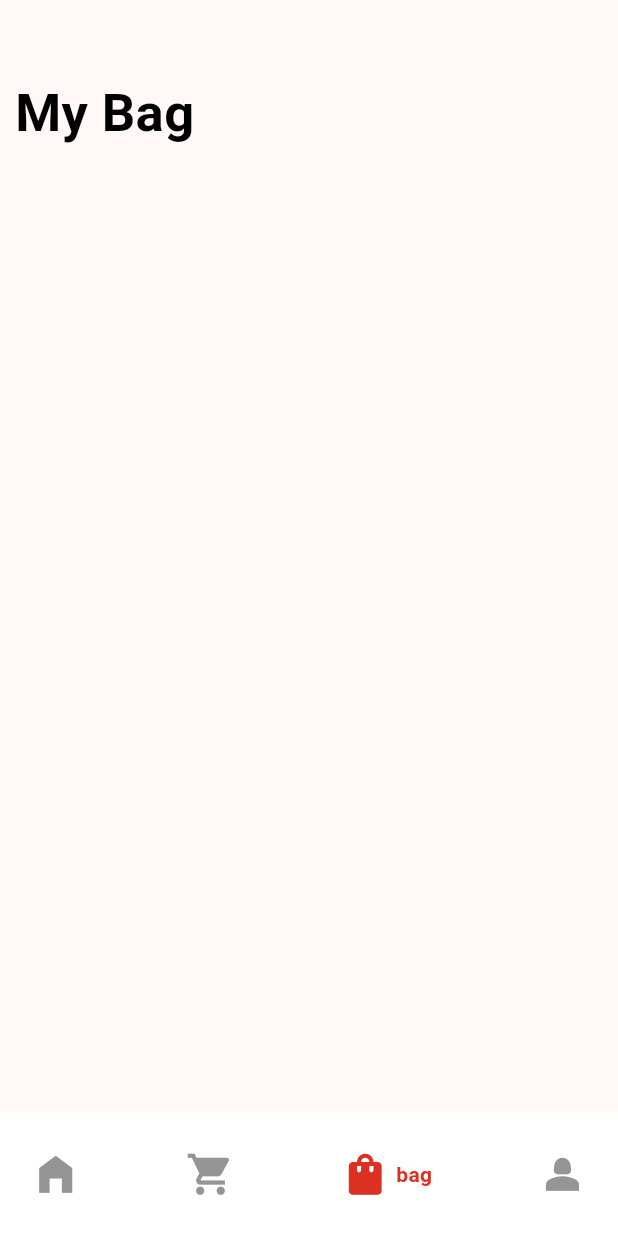
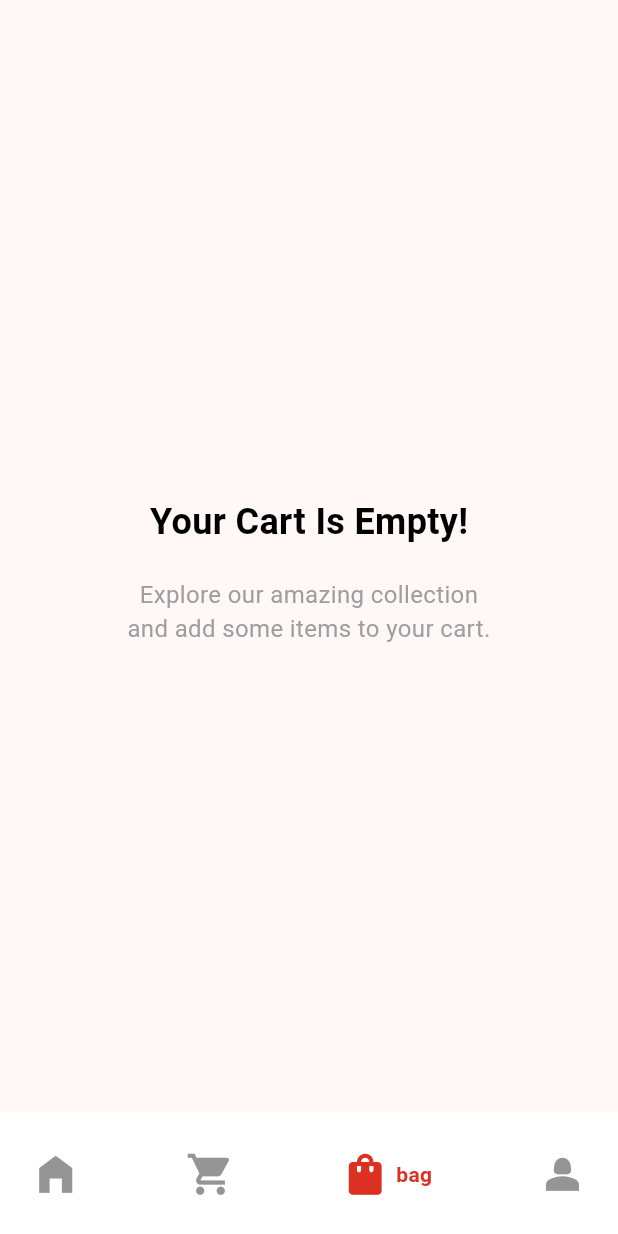
Before and after one commit to JustNandoo/PAS_Ecommerce, a Flutter app: the BagPage screen opened by its route, on a phone screen of 412 x 824 dp. Run offline on Flutter 3.47's test engine with Material 2 defaults, Android fonts, the phone set to English and light mode, and no system bars; drawn by our look-alikes of google_nav_bar; our stand-ins replace animated_splash_screen, flutter_rating_bar, flutter_svg, fluttertoast, get, shared_preferences; accounts and stored records are empty.

Commit message:
[AF] Create Empty Cart

```diff
--- a/lib/Pages/bag_page/BagPage.dart
+++ b/lib/Pages/bag_page/BagPage.dart
@@ -1,6 +1,7 @@
 import 'package:flutter/material.dart';
 import 'package:flutter_ecommerce/Pages/bag_page/bage_controller.dart';
 import 'package:flutter_ecommerce/component/bags.dart';
+import 'package:flutter_ecommerce/component/empty.dart';
 import 'package:flutter_ecommerce/component/myButton.dart';
 import 'package:flutter_ecommerce/pages/Navigation.dart';
 import 'package:get/get.dart';
@@ -12,11 +13,9 @@ class BagPage extends StatelessWidget {
 
   final BageController controller = Get.put(BageController());
 
-  @override
-  Widget build(BuildContext context) {
+  Widget bagItemList(BuildContext context) {
     final size = MediaQuery.of(context).size;
-    return Scaffold(
-      body: SingleChildScrollView(
+    return SingleChildScrollView(
       child: Column(
         crossAxisAlignment: CrossAxisAlignment.start,
         children: [
@@ -28,7 +27,7 @@ class BagPage extends StatelessWidget {
             child: Column(
               crossAxisAlignment: CrossAxisAlignment.start,
               children: [
-                  myText("My Bag",
+                myText("Your Cart",
                     style: TextStyle(
                         fontSize: 35,
                         fontWeight: FontWeight.bold,
@@ -64,7 +63,16 @@ class BagPage extends StatelessWidget {
           ),
         ],
       ),
-      ),
+    );
+  }
+
+  @override
+  Widget build(BuildContext context) {
+    final size = MediaQuery.of(context).size;
+    return Scaffold(
+      body: Obx(() => controller.responeBag.value.length == 0
+          ? EmptyCart()
+          : bagItemList(context)),
       bottomNavigationBar: bottomNavbar(context, currentIndex),
     );
   }
--- /dev/null
+++ b/lib/component/empty.dart
@@ -0,0 +1,44 @@
+import 'package:flutter/material.dart';
+
+class EmptyCart extends StatelessWidget {
+  const EmptyCart({Key? key});
+
+  @override
+  Widget build(BuildContext context) {
+    final size = MediaQuery.of(context).size;
+    return Center(
+      child: Column(
+        crossAxisAlignment: CrossAxisAlignment.start,
+        mainAxisAlignment: MainAxisAlignment.center,
+        children: [
+          SizedBox(height: 20),
+          Column(
+            mainAxisAlignment: MainAxisAlignment.center,
+            children: [
+              Text(
+                "Your Cart Is Empty!",
+                style: TextStyle(
+                  fontSize: 24,
+                  fontWeight: FontWeight.bold,
+                  color: Colors.black,
+                ),
+              ),
+              SizedBox(height: 20),
+              Container(
+                width: size.width * 0.6,
+                child: Text(
+                  "Explore our amazing collection and add some items to your cart.",
+                  textAlign: TextAlign.center,
+                  style: TextStyle(
+                    fontSize: 16,
+                    color: Colors.grey,
+                  ),
+                ),
+              ),
+            ],
+          ),
+        ],
+      ),
+    );
+  }
+}
```
Also changed, not shown: lib/Pages/payment_page/payment_binding.dart (added), lib/Pages/payment_page/payment_controller.dart (added), lib/Pages/payment_page/payment_page.dart (added). Lines whose indentation alone changed are shown as unchanged.
